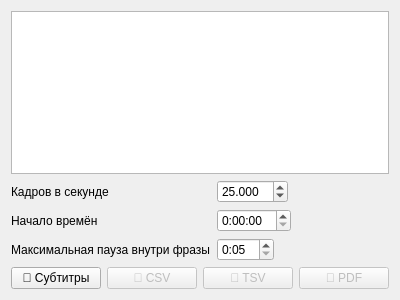
This is src/mainwindow.ui in PalmtopTiger/DSCreator as Qt 5 draws it before an edit. The edited form follows.
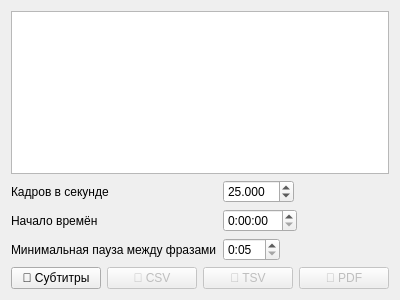
This is the edited form.

Commit message: Rename label

What changed in the file:
```diff
--- a/src/mainwindow.ui
+++ b/src/mainwindow.ui
@@ -66,7 +66,7 @@
       <item row="2" column="0">
        <widget class="QLabel" name="lbJoinInterval">
         <property name="text">
-         <string>Максимальная пауза внутри фразы</string>
+         <string>Минимальная пауза между фразами</string>
         </property>
        </widget>
       </item>
```
